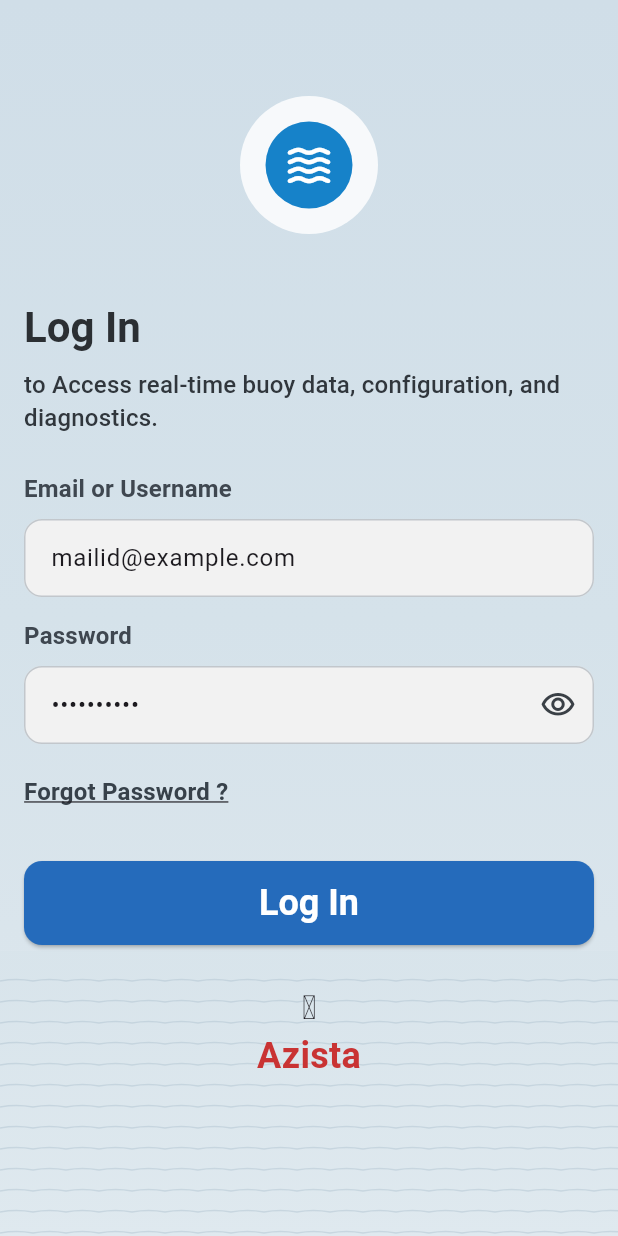
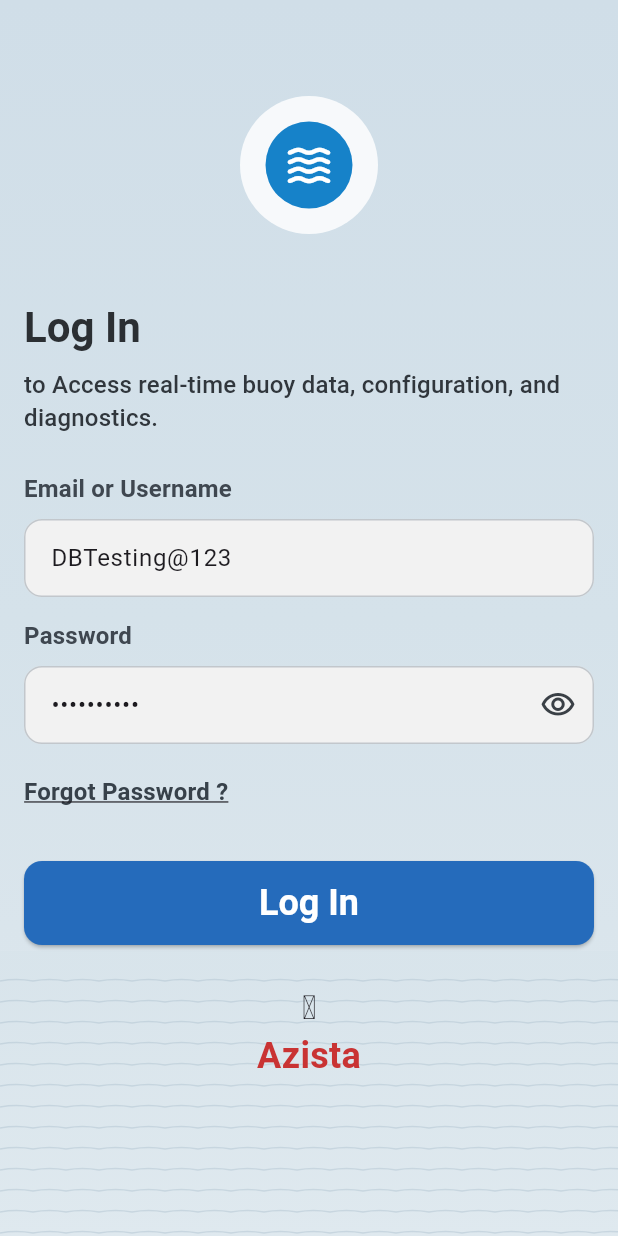
Before and after one commit to flutterDeveloper2206/drifter_buoy, a Flutter app: the screen it shows after launch, on a phone screen of 412 x 824 dp. Run offline on Flutter 3.47's test engine with Material 3 defaults, Android fonts, the phone set to English and light mode, and no system bars; our stand-ins replace another_flushbar, cached_network_image, device_info_plus, dio, equatable, flutter_bloc and 8 more.

Commit message:
Update default login credentials and validation logic in `GeneralUserLoginPage`.
- **Authentication**: Updated default text for `_emailController` and `_passwordController` with new test credentials.
- **Validation**: Disabled email-specific format validation in `_validateEmailOrUsername` to allow for broader username support without strict pattern matching.

```diff
--- a/lib/features/general_user/presentation/pages/general_user_login_page.dart
+++ b/lib/features/general_user/presentation/pages/general_user_login_page.dart
@@ -26,8 +26,8 @@ class _GeneralUserLoginPageState extends State<GeneralUserLoginPage> {
   @override
   void initState() {
     super.initState();
-    _emailController = TextEditingController(text: 'mailid@example.com');
-    _passwordController = TextEditingController(text: '**********');
+    _emailController = TextEditingController(text: 'DBTesting@123');
+    _passwordController = TextEditingController(text: 'Azista@123');
     _obscurePasswordNotifier = ValueNotifier<bool>(true);
   }
 
@@ -297,12 +297,12 @@ class _GeneralUserLoginPageState extends State<GeneralUserLoginPage> {
     if (input.isEmpty) return 'Email or Username is required';
 
     // If user typed something like an email, validate format; otherwise treat as username.
-    if (input.contains('@')) {
-      const emailPattern =
-          r'^[A-Za-z0-9._%+-]+@[A-Za-z0-9.-]+\.[A-Za-z]{2,}$';
-      final isValid = RegExp(emailPattern).hasMatch(input);
-      if (!isValid) return 'Enter a valid email address';
-    }
+    // if (input.contains('@')) {
+    //   const emailPattern =
+    //       r'^[A-Za-z0-9._%+-]+@[A-Za-z0-9.-]+\.[A-Za-z]{2,}$';
+    //   final isValid = RegExp(emailPattern).hasMatch(input);
+    //   if (!isValid) return 'Enter a valid email address';
+    // }
 
     return null;
   }
```
